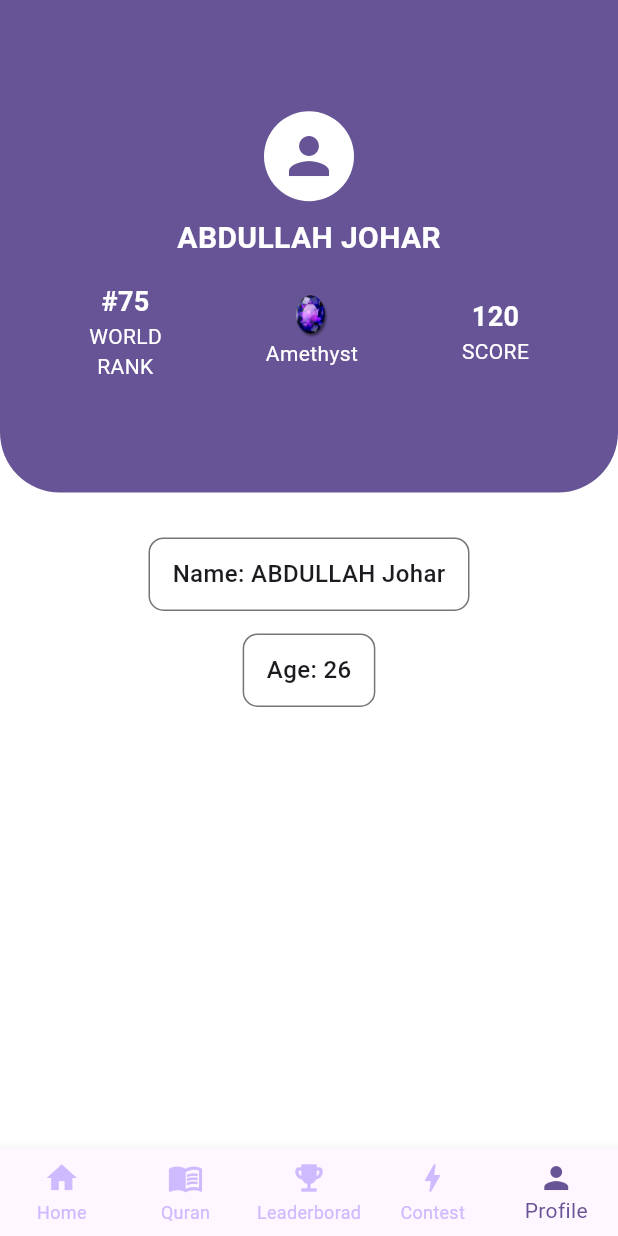
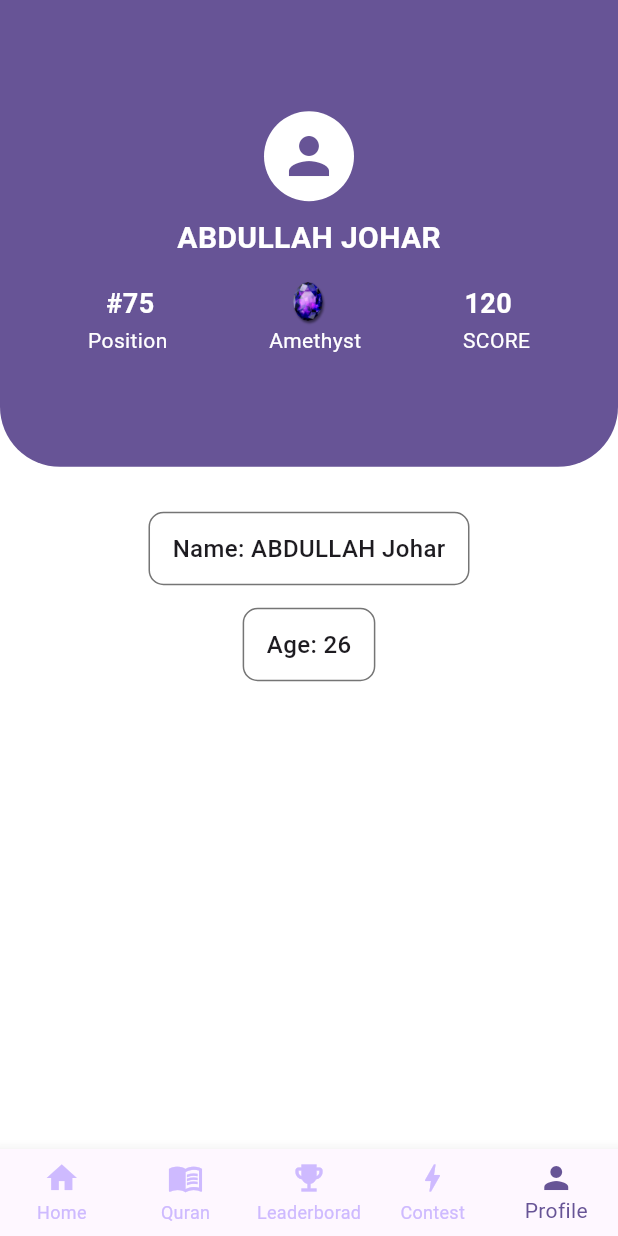
Before and after one commit to abdullahjohar23/islamic-quiz-app, a Flutter app: the screen it shows after launch, swiped to page 5, on a phone screen of 412 x 824 dp. Run offline on Flutter 3.47's test engine with Material 3 defaults, Android fonts, the phone set to English and light mode, and no system bars; project files that could hold a hidden picture were left out.

Commit message:
design issue fixed

```diff
--- a/lib/pages/profile_page.dart
+++ b/lib/pages/profile_page.dart
@@ -54,12 +54,11 @@ class ProfilePage extends StatelessWidget {
 
                                     const SizedBox(height: 15),
 
-                                    // Rank, Badge, Score Row
-                                    Row(
-                                        mainAxisAlignment: MainAxisAlignment.spaceAround,
+                                    Column(
                                         children: [
-                                            Column(
-                                                children: const [
+                                            Row(
+                                                mainAxisAlignment: MainAxisAlignment.spaceAround,
+                                                children: [
                                                     Text(
                                                         '#75',
                                                         style: TextStyle(
@@ -69,8 +68,24 @@ class ProfilePage extends StatelessWidget {
                                                         ),
                                                     ),
 
+                                                    Image.asset('assets/images/badges/amethyst.png',height: deviceWidth*0.07),
+
                                                     Text(
-                                                        'WORLD\nRANK',
+                                                        '120',
+                                                        style: TextStyle(
+                                                            color: Colors.white,
+                                                            fontSize: 18,
+                                                            fontWeight: FontWeight.bold
+                                                        ),
+                                                    ),
+                                                ],
+                                            ),
+
+                                            Row(
+                                                mainAxisAlignment: MainAxisAlignment.spaceAround,
+                                                children: [
+                                                    Text(
+                                                        'Position',
                                                         textAlign: TextAlign.center,
                                                         style: TextStyle(
                                                             color: Colors.white,
@@ -78,12 +93,6 @@ class ProfilePage extends StatelessWidget {
                                                             fontWeight: FontWeight.w400,
                                                         ),
                                                     ),
-                                                ],
-                                            ),
-
-                                            Column(
-                                                children: [
-                                                    Image.asset('assets/images/badges/amethyst.png',height: deviceWidth*0.07),
 
                                                     Text(
                                                         'Amethyst',
@@ -93,19 +102,7 @@ class ProfilePage extends StatelessWidget {
                                                             fontWeight: FontWeight.w400,
                                                         ),
                                                     ),
-                                                ],
-                                            ),
 
-                                            Column(
-                                                children: const [
-                                                    Text(
-                                                        '120',
-                                                        style: TextStyle(
-                                                            color: Colors.white,
-                                                            fontSize: 18,
-                                                            fontWeight: FontWeight.bold
-                                                        ),
-                                                    ),
                                                     Text(
                                                         'SCORE',
                                                         style: TextStyle(
```
